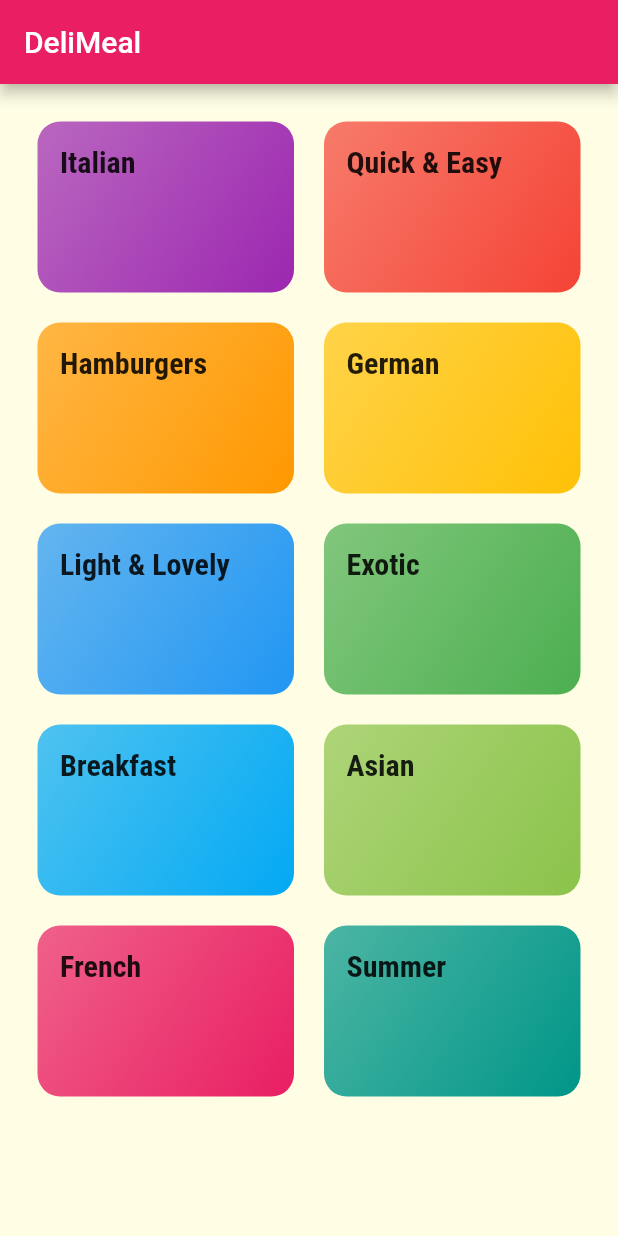
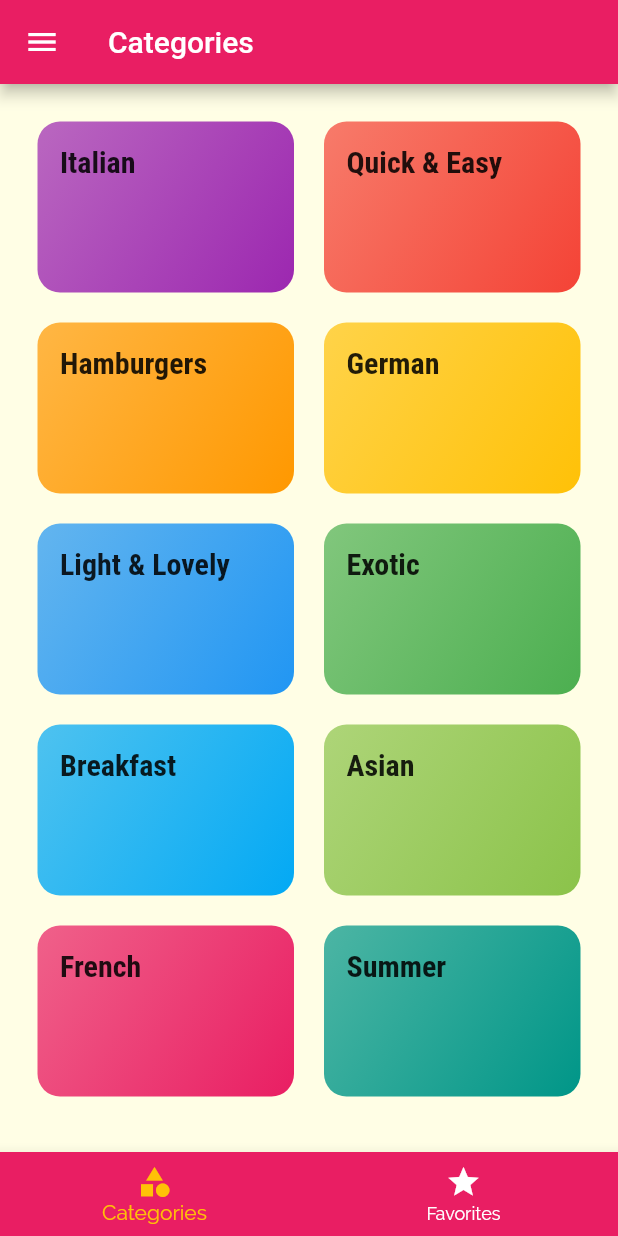
Before and after one commit to abdelrahmanhz/Meals, a Flutter app: the screen it shows after launch, on a phone screen of 412 x 824 dp. Run offline on Flutter 3.47's test engine with Material 2 defaults, Android fonts, the phone set to English and light mode, and no system bars.

Commit message:
Add Tabs Screen

```diff
--- a/deli_meals/lib/main.dart
+++ b/deli_meals/lib/main.dart
@@ -1,5 +1,6 @@
 import 'package:deli_meals/screens/category_meals_screen.dart';
 import 'package:deli_meals/screens/meal_details_screen.dart';
+import 'package:deli_meals/screens/tabs_screen.dart';
 import 'package:flutter/material.dart';
 import 'screens/categories_screen.dart';
 
@@ -29,7 +30,7 @@ class MyApp extends StatelessWidget {
               )),
       //home: const CategoriesScreen(),
       routes: {
-        '/': (ctx) => const CategoriesScreen(),
+        '/': (ctx) => const TabsScreen(),
         CategoryMealsScreen.routeName: (ctx) => CategoryMealsScreen(),
         MealDetailsScreen.routeName: (ctx) => MealDetailsScreen(),
       },
--- a/deli_meals/lib/screens/categories_screen.dart
+++ b/deli_meals/lib/screens/categories_screen.dart
@@ -7,9 +7,7 @@ class CategoriesScreen extends StatelessWidget {
 
   @override
   Widget build(BuildContext context) {
-    return Scaffold(
-      appBar: AppBar(title: const Text('DeliMeal'),),
-      body: GridView(
+    return GridView(
         padding: const EdgeInsets.all(25),
         children: DUMMY_CATEGORIES
             .map(
@@ -25,7 +23,6 @@ class CategoriesScreen extends StatelessWidget {
           crossAxisSpacing: 20,
           mainAxisSpacing: 20,
         ),
-      ),
-    );
+      );
   }
 }
--- /dev/null
+++ b/deli_meals/lib/screens/favorites_screen.dart
@@ -0,0 +1,12 @@
+import 'package:flutter/material.dart';
+
+class FavoritesScreen extends StatelessWidget {
+  const FavoritesScreen({Key? key}) : super(key: key);
+
+  @override
+  Widget build(BuildContext context) {
+    return Center(
+      child: Text('The Favorites'),
+    );
+  }
+}
--- /dev/null
+++ b/deli_meals/lib/screens/tabs_screen.dart
@@ -0,0 +1,64 @@
+import 'package:flutter/material.dart';
+import './categories_screen.dart';
+import './favorites_screen.dart';
+
+class TabsScreen extends StatefulWidget {
+  const TabsScreen({Key? key}) : super(key: key);
+
+  @override
+  State<TabsScreen> createState() => _TabsScreenState();
+}
+
+class _TabsScreenState extends State<TabsScreen> {
+  final List<Map<String, Object>> _pages = [
+    {
+      'page': const CategoriesScreen(),
+      'title': 'Categories',
+    },
+    {
+      'page': const FavoritesScreen(),
+      'title': 'Favorites',
+    },
+  ];
+
+  int _selectedPageIndex = 0;
+
+  _selectPage(int index) {
+    setState(() {
+      _selectedPageIndex = index;
+    });
+  }
+
+  @override
+  Widget build(BuildContext context) {
+    return Scaffold(
+      appBar: AppBar(
+        title: Text(_pages[_selectedPageIndex]['title'] as String),
+      ),
+      drawer: Drawer(
+        child: null,
+      ),
+      body: _pages[_selectedPageIndex]['page'] as Widget,
+      bottomNavigationBar: BottomNavigationBar(
+        onTap: _selectPage,
+        backgroundColor: Theme.of(context).primaryColor,
+        unselectedItemColor: Colors.white,
+        selectedItemColor: Theme.of(context).accentColor,
+        currentIndex: _selectedPageIndex,
+        //type: BottomNavigationBarType.fixed,
+        items: [
+          BottomNavigationBarItem(
+            backgroundColor: Theme.of(context).primaryColor,
+            icon: const Icon(Icons.category),
+            label: 'Categories',
+          ),
+          BottomNavigationBarItem(
+            backgroundColor: Theme.of(context).primaryColor,
+            icon: const Icon(Icons.star),
+            label: 'Favorites',
+          ),
+        ],
+      ),
+    );
+  }
+}
```
